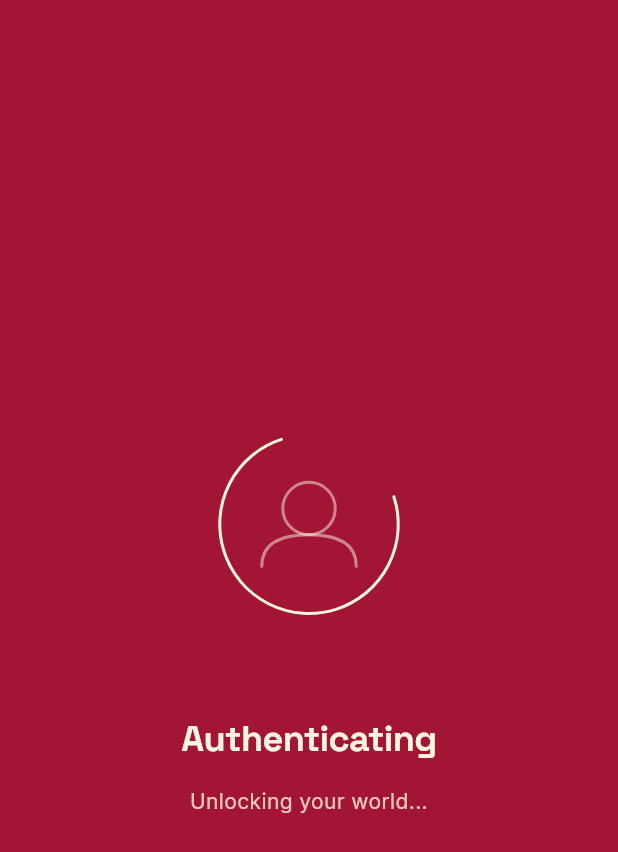
After one commit to aninda8680/FRNDapp, a Flutter app: the LoginSuccessScreen screen opened directly, on a phone screen of 412 x 824 dp. The commit adds this screen. Shown: the top 852 px of the screen. Run offline on Flutter 3.47's test engine with Material 3 defaults, Android fonts, the phone set to English and light mode, and no system bars; our stand-ins replace cached_network_image, cloud_firestore, connectivity_plus, dio, firebase_core, flutter_animate and 16 more; missing offline and left inert: encrypt, flutter_displaymode, google_mlkit_selfie_segmentation, razorpay_flutter, version; accounts and stored records are empty; network calls fail.

Commit message:
feat: implement authentication flow with login and verification screens and update Android build configuration

```diff
--- /dev/null
+++ b/lib/screens/auth/login_success_screen.dart
@@ -0,0 +1,139 @@
+import 'dart:async';
+import 'package:flutter/material.dart';
+import '../../theme/app_colors.dart';
+import 'package:google_fonts/google_fonts.dart';
+import '../../widgets/sketchy_button.dart';
+import '../setup/profile_created_screen.dart'; // To reuse ProfileBuildingIndicator
+
+class LoginSuccessScreen extends StatefulWidget {
+  final Future<String> processFuture; // Returns the next route name
+
+  const LoginSuccessScreen({super.key, required this.processFuture});
+
+  @override
+  State<LoginSuccessScreen> createState() => _LoginSuccessScreenState();
+}
+
+class _LoginSuccessScreenState extends State<LoginSuccessScreen> {
+  String _headline = 'Authenticating';
+  String _subtitle = 'Unlocking your world...';
+  bool _isDone = false;
+  bool _isSuccess = false;
+  bool _showEnterWorld = false;
+  String _nextRoute = '/main';
+
+  @override
+  void initState() {
+    super.initState();
+    _handleProcess();
+  }
+
+  Future<void> _handleProcess() async {
+    // Ensure the loading state shows for at least 3 seconds
+    try {
+      final results = await Future.wait([
+        widget.processFuture,
+        Future.delayed(const Duration(seconds: 3)),
+      ]);
+
+      final nextRoute = results[0] as String;
+
+      if (mounted) {
+        setState(() {
+          _isDone = true;
+          _isSuccess = true;
+          _nextRoute = nextRoute;
+          _headline = nextRoute == '/setup' ? 'Verification complete' : 'Welcome back';
+          _subtitle = nextRoute == '/setup'
+              ? 'Let\'s set up your profile.'
+              : 'Step in — your story continues.';
+          _showEnterWorld = true;
+        });
+      }
+    } catch (e) {
+      if (mounted) {
+        setState(() {
+          _isDone = true;
+          _isSuccess = false;
+          _headline = 'Something went wrong';
+          _subtitle = 'Please try again.';
+        });
+      }
+    }
+  }
+
+  @override
+  Widget build(BuildContext context) {
+    return Scaffold(
+      backgroundColor: AppColors.textColor2, // Crimson background like setup
+      body: SafeArea(
+        child: Padding(
+          padding: const EdgeInsets.all(24.0),
+          child: Column(
+            mainAxisAlignment: MainAxisAlignment.center,
+            crossAxisAlignment: CrossAxisAlignment.stretch,
+            children: [
+              const Spacer(),
+
+              Center(
+                child: ProfileBuildingIndicator(
+                  isDone: _isDone,
+                  isSuccess: _isSuccess,
+                ),
+              ),
+
+              const SizedBox(height: 56),
+
+              AnimatedSwitcher(
+                duration: const Duration(milliseconds: 400),
+                child: Text(
+                  _headline,
+                  key: ValueKey(_headline),
+                  textAlign: TextAlign.center,
+                  style: GoogleFonts.spaceGrotesk(
+                    fontSize: 24,
+                    fontWeight: FontWeight.bold,
+                    color: AppColors.cream,
+                    letterSpacing: -0.4,
+                  ),
+                ),
+              ),
+
+              const SizedBox(height: 14),
+
+              AnimatedSwitcher(
+                duration: const Duration(milliseconds: 400),
+                child: Text(
+                  _subtitle,
+                  key: ValueKey(_subtitle),
+                  textAlign: TextAlign.center,
+                  style: GoogleFonts.inter(
+                    fontSize: 14,
+                    fontWeight: FontWeight.w400,
+                    height: 1.5,
+                    color: AppColors.cream.withOpacity(0.8),
+                  ),
+                ),
+              ),
+
+              const Spacer(),
+
+              if (_showEnterWorld)
+                Padding(
+                  padding: const EdgeInsets.only(bottom: 24.0),
+                  child: SketchyButton(
+                    text: nextRoute == '/setup' ? 'CONTINUE' : 'ENTER WORLD',
+                    onPressed: () {
+                      Navigator.pushNamedAndRemoveUntil(context, _nextRoute, (route) => false);
+                    },
+                  ),
+                ),
+            ],
+          ),
+        ),
+      ),
+    );
+  }
+
+  String get nextRoute => _nextRoute;
+}
--- a/pubspec.yaml
+++ b/pubspec.yaml
@@ -16,7 +16,7 @@ publish_to: 'none' # Remove this line if you wish to publish to pub.dev
 # https://developer.apple.com/library/archive/documentation/General/Reference/InfoPlistKeyReference/Articles/CoreFoundationKeys.html
 # In Windows, build-name is used as the major, minor, and patch parts
 # of the product and file versions while build-number is used as the build suffix.
-version: 1.0.1+2
+version: 1.0.2+3
 
 environment:
   sdk: ^3.12.2
```
Also changed, not shown: lib/screens/auth/login_screen.dart (+13 -9 lines), lib/screens/auth/otp_verification_screen.dart (+9 -1 lines), 1 other file.
